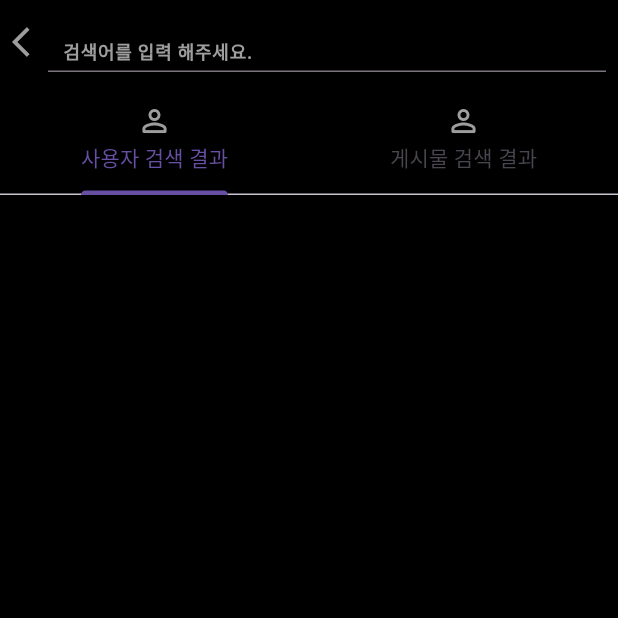
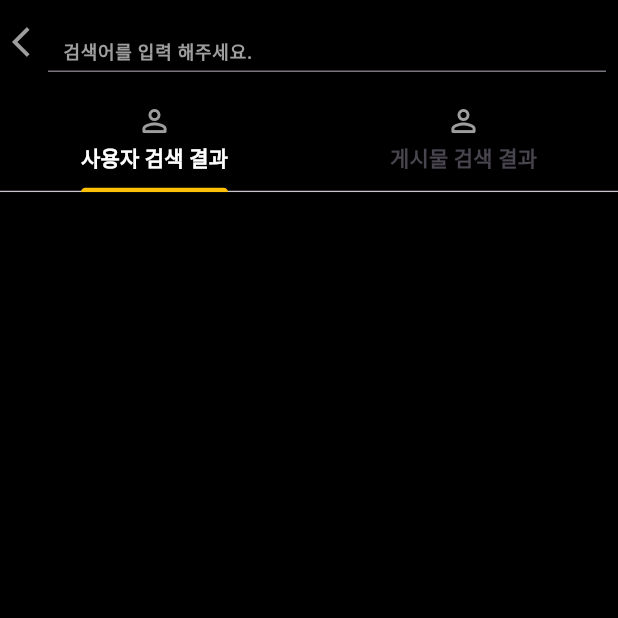
Before and after one commit to Astrum93/Flutter_Music_Is_Life, a Flutter app: the SearchScreen screen opened directly, on a phone screen of 412 x 824 dp, the top half of it. Run offline on Flutter 3.47's test engine with Material 3 defaults, Android fonts, the phone set to English and light mode, and no system bars; our stand-ins replace cloud_firestore, dotted_border, firebase_auth, firebase_core, firebase_messaging, firebase_storage and 4 more; missing offline and left inert: beautiful_soup_dart; accounts and stored records are empty; generated files the repository leaves out were written again.

Commit message:
240401 SearchTabBar Extract

```diff
--- /dev/null
+++ b/lib/main/tab/search/screen/SearchTabBar.dart
@@ -0,0 +1,80 @@
+import 'package:MusicIsLife/main/tab/search/data/search_data.dart';
+import 'package:MusicIsLife/main/tab/search/screen/search_result_contents_screen.dart';
+import 'package:MusicIsLife/main/tab/search/screen/search_result_user_info_screen.dart';
+import 'package:flutter/material.dart';
+
+class SearchTabBarView extends StatelessWidget {
+  const SearchTabBarView({
+    super.key,
+    required this.tabController,
+    required this.searchData,
+  });
+
+  final TabController tabController;
+  final SearchData searchData;
+
+  @override
+  Widget build(BuildContext context) {
+    return TabBarView(
+      controller: tabController,
+      children: [
+        searchData.userInfo.isEmpty
+            ? Container(
+                color: Colors.black,
+                width: MediaQuery.of(context).size.width,
+                height: 50,
+              )
+            : SearchResultUserInfo(),
+        searchData.contents.isEmpty
+            ? Container(
+                color: Colors.black,
+                width: MediaQuery.of(context).size.width,
+                height: 50,
+              )
+            : SearchResultContents(),
+      ],
+    );
+  }
+}
+
+class SearchTabBar extends StatelessWidget {
+  const SearchTabBar({
+    super.key,
+    required this.tabController,
+  });
+
+  final TabController tabController;
+
+  @override
+  Widget build(BuildContext context) {
+    return TabBar(
+      controller: tabController,
+      labelColor: Colors.white,
+      labelStyle: const TextStyle(
+        fontWeight: FontWeight.bold,
+      ),
+      overlayColor: MaterialStatePropertyAll(
+        Colors.lightBlue.withOpacity(0.2),
+      ),
+      indicatorWeight: 0.1,
+      indicatorColor: Colors.amber,
+      indicatorSize: TabBarIndicatorSize.label,
+      tabs: const [
+        Tab(
+          icon: Icon(
+            Icons.person_outline_rounded,
+            color: Colors.grey,
+          ),
+          text: '사용자 검색 결과',
+        ),
+        Tab(
+          icon: Icon(
+            Icons.person_outline_rounded,
+            color: Colors.grey,
+          ),
+          text: '게시물 검색 결과',
+        ),
+      ],
+    );
+  }
+}
--- a/lib/main/tab/search/screen/search_screen.dart
+++ b/lib/main/tab/search/screen/search_screen.dart
@@ -1,9 +1,9 @@
 import 'package:MusicIsLife/main/tab/search/data/search_data.dart';
-import 'package:MusicIsLife/main/tab/search/screen/search_result_contents_screen.dart';
-import 'package:MusicIsLife/main/tab/search/screen/search_result_user_info_screen.dart';
 import 'package:MusicIsLife/main/tab/search/search_app_bar.dart';
 import 'package:flutter/material.dart';
 import 'package:get/get.dart';
+
+import 'SearchTabBar.dart';
 
 class SearchScreen extends StatefulWidget {
   const SearchScreen({super.key});
@@ -43,47 +43,11 @@ class _SearchScreenState extends State<SearchScreen>
         appBar: SearchAppBar(controller: controller),
         body: Column(
           children: [
-            TabBar(
-              controller: tabController,
-              indicatorWeight: 2,
-              tabs: const [
-                Tab(
-                  icon: Icon(
-                    Icons.person_outline_rounded,
-                    color: Colors.grey,
-                  ),
-                  text: '사용자 검색 결과',
-                ),
-                Tab(
-                  icon: Icon(
-                    Icons.person_outline_rounded,
-                    color: Colors.grey,
-                  ),
-                  text: '게시물 검색 결과',
-                ),
-              ],
-            ),
+            SearchTabBar(tabController: tabController),
             Expanded(
               child: Obx(
-                () => TabBarView(
-                  controller: tabController,
-                  children: [
-                    searchData.userInfo.isEmpty
-                        ? Container(
-                            color: Colors.black,
-                            width: MediaQuery.of(context).size.width,
-                            height: 50,
-                          )
-                        : SearchResultUserInfo(),
-                    searchData.contents.isEmpty
-                        ? Container(
-                            color: Colors.black,
-                            width: MediaQuery.of(context).size.width,
-                            height: 50,
-                          )
-                        : SearchResultContents(),
-                  ],
-                ),
+                () => SearchTabBarView(
+                    tabController: tabController, searchData: searchData),
               ),
             ),
           ],
```
